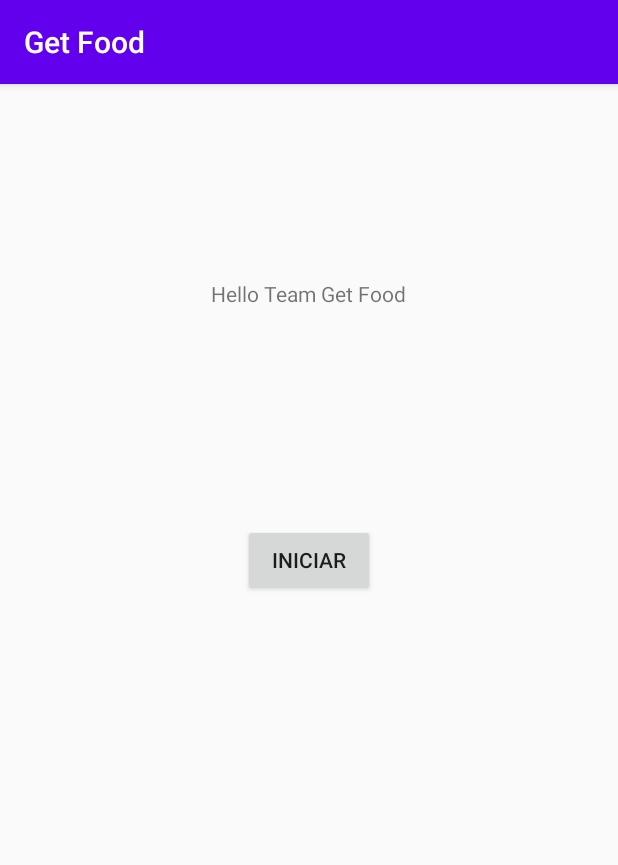
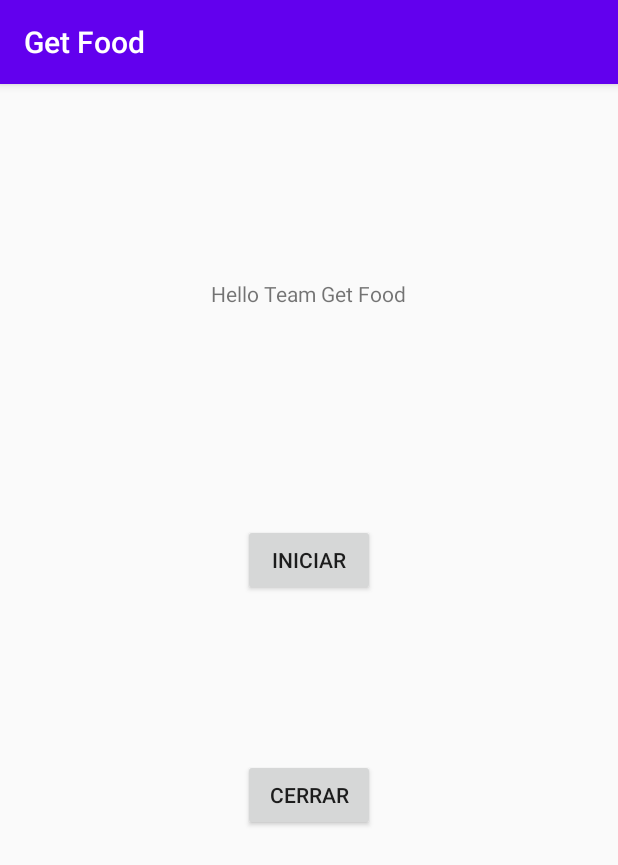
Before and after one commit to k-atara/GetFood, an Android app: the screen it shows after launch (MainActivity), on a phone screen of 412 x 824 dp. Shown: the top 865 px of the screen. Run offline under Robolectric (Android 15) with nearby library versions, the phone set to English and light mode, and no system bars.

Commit message:
Boton
agregue un boton

```diff
--- a/app/src/main/res/layout/activity_main.xml
+++ b/app/src/main/res/layout/activity_main.xml
@@ -29,4 +29,16 @@
         app:layout_constraintStart_toStartOf="parent"
         app:layout_constraintTop_toBottomOf="@+id/textView" />
 
+    <Button
+        android:id="@+id/btnMario"
+        android:layout_width="wrap_content"
+        android:layout_height="wrap_content"
+        android:text="@string/Cerrar"
+        app:layout_constraintBottom_toBottomOf="parent"
+        app:layout_constraintEnd_toEndOf="parent"
+        app:layout_constraintHorizontal_bias="0.501"
+        app:layout_constraintStart_toStartOf="parent"
+        app:layout_constraintTop_toBottomOf="@+id/btnIniciar"
+        app:layout_constraintVertical_bias="0.287" />
+
 </androidx.constraintlayout.widget.ConstraintLayout>
--- a/app/src/main/res/values/strings.xml
+++ b/app/src/main/res/values/strings.xml
@@ -1,4 +1,6 @@
 <resources>
     <string name="app_name">Get Food</string>
     <string name="btnIniciar">Iniciar</string>
+
+    <string name="Cerrar">Cerrar</string>
 </resources>
```
